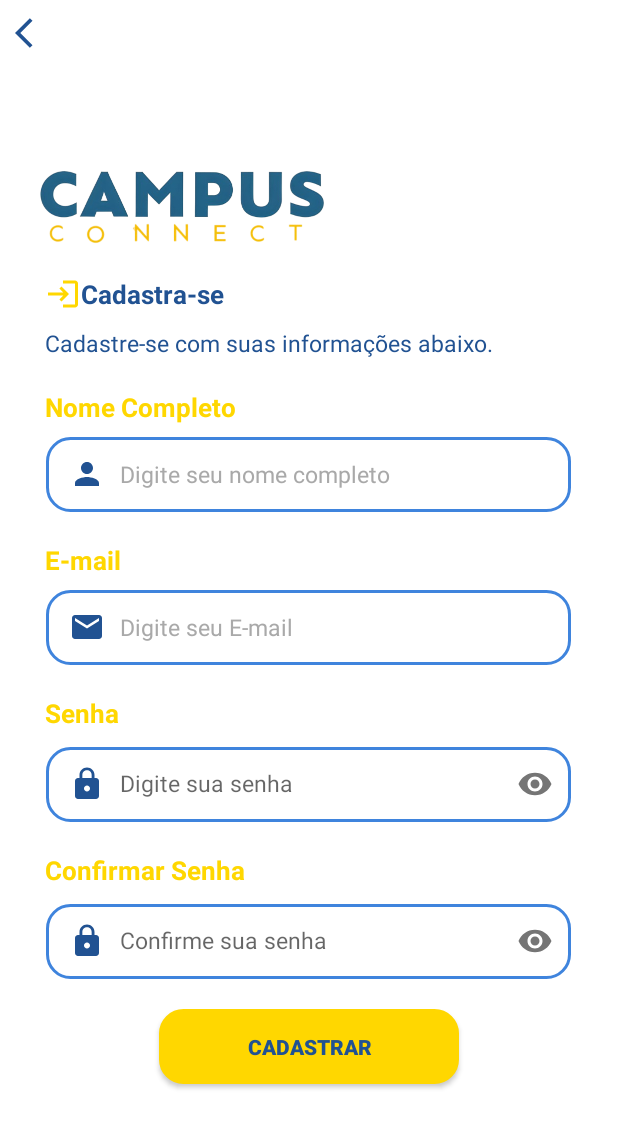
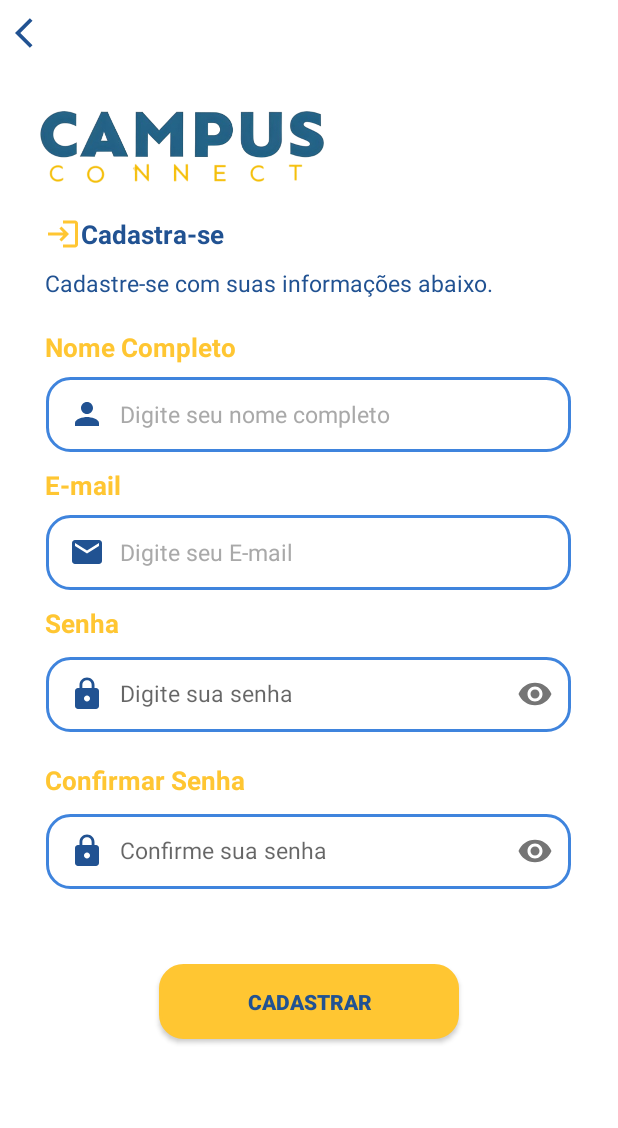
Before and after one commit to IProjetoIntegradorIV/ProjetoIntegradorIV, an Android app: the CreateAccountActivity screen opened directly, with no data from a screen before it, on a phone screen of 412 x 824 dp. Shown: the top 1128 px of the screen. Run offline under Robolectric (Android 15) with nearby library versions, the phone set to English and light mode, and no system bars.

Commit message:
Algumas melhorias nas telas

```diff
--- /dev/null
+++ b/app/src/main/res/drawable/ic_deslogar.xml
@@ -0,0 +1,5 @@
+<vector xmlns:android="http://schemas.android.com/apk/res/android" android:autoMirrored="true" android:height="24dp" android:tint="#000000" android:viewportHeight="24" android:viewportWidth="24" android:width="24dp">
+
+    <path android:fillColor="@android:color/white" android:pathData="M17,7l-1.41,1.41L18.17,11H8v2h10.17l-2.58,2.58L17,17l5,-5zM4,5h8V3H4c-1.1,0 -2,0.9 -2,2v14c0,1.1 0.9,2 2,2h8v-2H4V5z"/>
+
+</vector>
--- a/app/src/main/res/layout/activity_create_account.xml
+++ b/app/src/main/res/layout/activity_create_account.xml
@@ -19,7 +19,7 @@
         android:layout_width="200dp"
         android:layout_height="100dp"
         android:src="@drawable/logo_sem_fundo"
-        android:layout_marginTop="50dp"
+        android:layout_marginTop="10dp"
         android:layout_marginStart="20dp"/>
 
     <TextView
@@ -75,7 +75,7 @@
         android:layout_width="wrap_content"
         android:layout_height="wrap_content"
         android:layout_marginStart="30dp"
-        android:layout_marginTop="20dp"
+        android:layout_marginTop="10dp"
         android:text="@string/email"
         android:textSize="17sp"
         android:textColor="@color/yellow"
@@ -104,7 +104,7 @@
         android:layout_width="wrap_content"
         android:layout_height="wrap_content"
         android:layout_marginStart="30dp"
-        android:layout_marginTop="20dp"
+        android:layout_marginTop="10dp"
         android:text="@string/senha"
         android:textSize="17sp"
         android:textColor="@color/yellow"
@@ -182,7 +182,7 @@
         android:background="@drawable/borda"
         android:backgroundTint="@color/yellow"
         android:layout_gravity="center"
-        android:layout_marginTop="20dp"
+        android:layout_marginTop="50dp"
         android:textStyle="bold"/>
 
 </LinearLayout>
--- a/app/src/main/res/layout/activity_esqueci_senha.xml
+++ b/app/src/main/res/layout/activity_esqueci_senha.xml
@@ -4,6 +4,12 @@
     xmlns:app="http://schemas.android.com/apk/res-auto"
     android:orientation="vertical"
     android:background="@color/white">
+
+    <ProgressBar
+        android:id="@+id/progressBar"
+        android:layout_width="wrap_content"
+        android:layout_height="wrap_content"
+        android:visibility="gone" />
 
     <TextView
         android:id="@+id/seta_voltar"
--- a/app/src/main/res/values/colors.xml
+++ b/app/src/main/res/values/colors.xml
@@ -8,7 +8,7 @@
     <color name="teal_700">#FF018786</color>
     <color name="black">#FF000000</color>
     <color name="white">#FFFFFFFF</color>
-    <color name="yellow">#FFD700</color>
+    <color name="yellow">#FFC632</color>
     <color name="blue">#215292</color>
     <color name="gray">#A9A9A9</color>
 </resources>
--- a/app/src/main/res/values/strings.xml
+++ b/app/src/main/res/values/strings.xml
@@ -33,6 +33,7 @@
     <string name="esqueci_minha_senha">Esqueci minha senha</string>
     <string name="informe_seu_e_mail_para_recupera_o_de_senha">Informe seu e-mail para recuperação de senha.</string>
     <string name="digite_sua_nova_senha">Digite sua nova senha</string>
-
+    <string name="voce_e">Você é?</string>
+    <string name="escolha_qual_o_tipo_da_conta">Escolha qual o tipo da conta</string>
 
 </resources>
```
Also changed, not shown: app/src/main/java/br/edu/puccampinas/campusconnect/EsqueciSenha.kt (+13 -2 lines).
